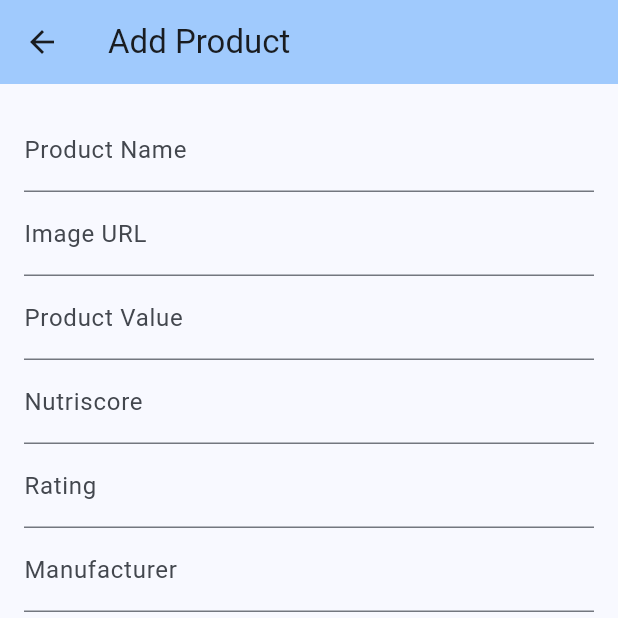
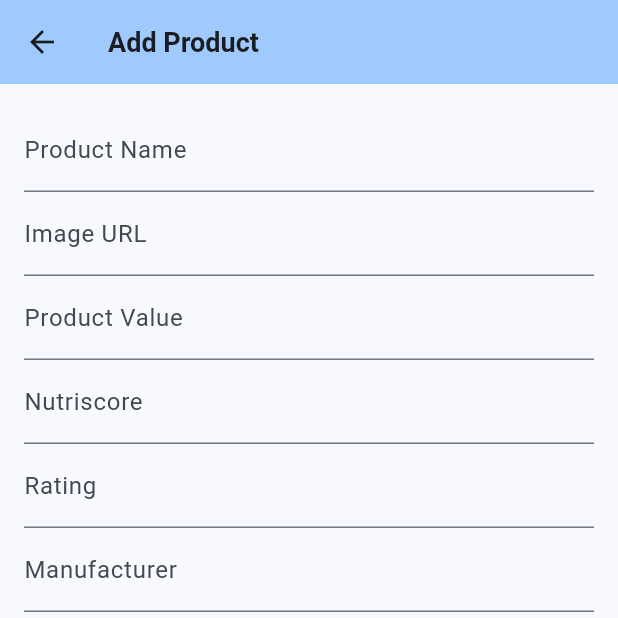
Before and after one commit to PGszafir/recallrave, a Flutter app: the screen it shows after launch, after a tap on the "add" icon, on a phone screen of 412 x 824 dp, the top half of it. Run offline on Flutter 3.47's test engine with Material 3 defaults, Android fonts, the phone set to English and light mode, and no system bars.

Commit message:
App bar style changed

```diff
--- a/lib/main.dart
+++ b/lib/main.dart
@@ -9,6 +9,13 @@
 class MyApp extends StatelessWidget {
   const MyApp({Key? key}) : super(key: key);
 
+  static const TextStyle appBarTextStyle = TextStyle(
+    fontSize: 18.0,
+    fontWeight: FontWeight.bold,
+    color: Colors.white,
+    // Dodaj więcej stylów według potrzeb
+  );
+
   @override
   Widget build(BuildContext context) {
     return MaterialApp(
@@ -16,6 +23,9 @@
       theme: ThemeData(
         colorScheme: ColorScheme.fromSeed(seedColor: Colors.blue),
         useMaterial3: true,
+        textTheme: TextTheme(
+          headline6: appBarTextStyle,
+        ),
       ),
       home: const MyHomePage(title: 'RecallRave'),
     );
@@ -54,7 +64,7 @@
       appBar: AppBar(
         backgroundColor: Theme.of(context).colorScheme.inversePrimary,
         title: Center(
-          child: Text(widget.title),// add style: argument
+          child: Text(widget.title, style: MyApp.appBarTextStyle),// add style: argument
         )
       ),
       body: SingleChildScrollView(
```
